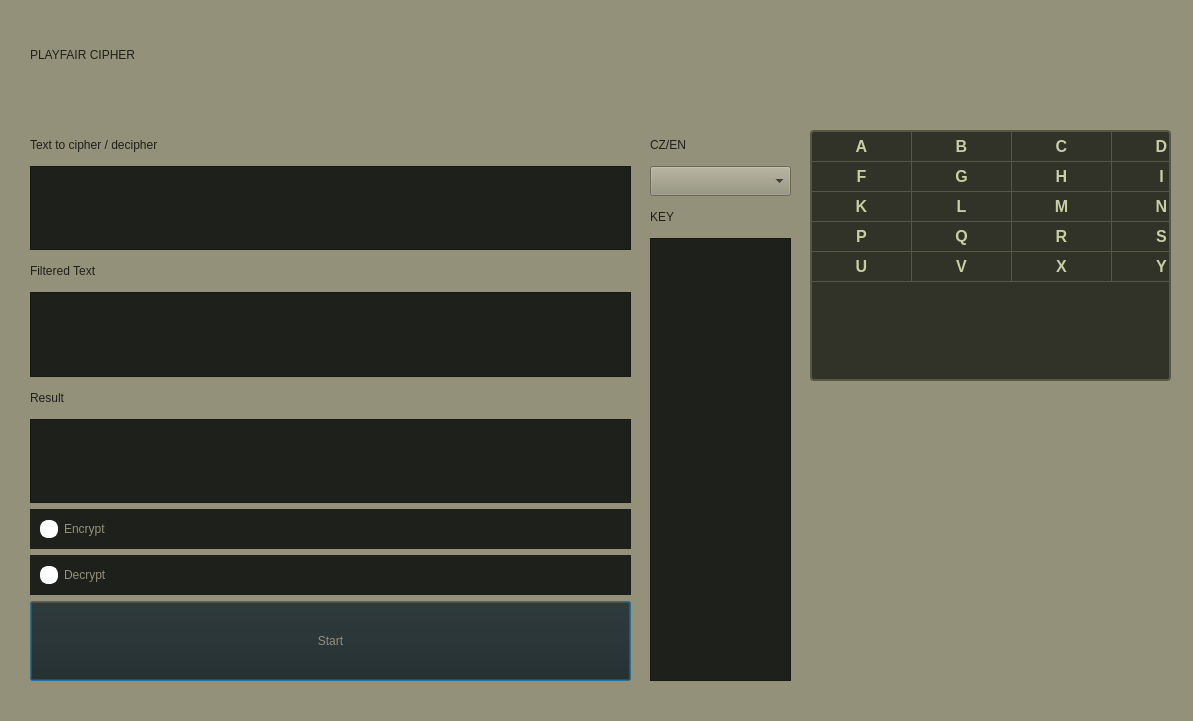
This is ADFGVX_GUI.ui in Slunko1/samuel-svancarek-ADFGVX as Qt 5 draws it before an edit. The edited form follows.
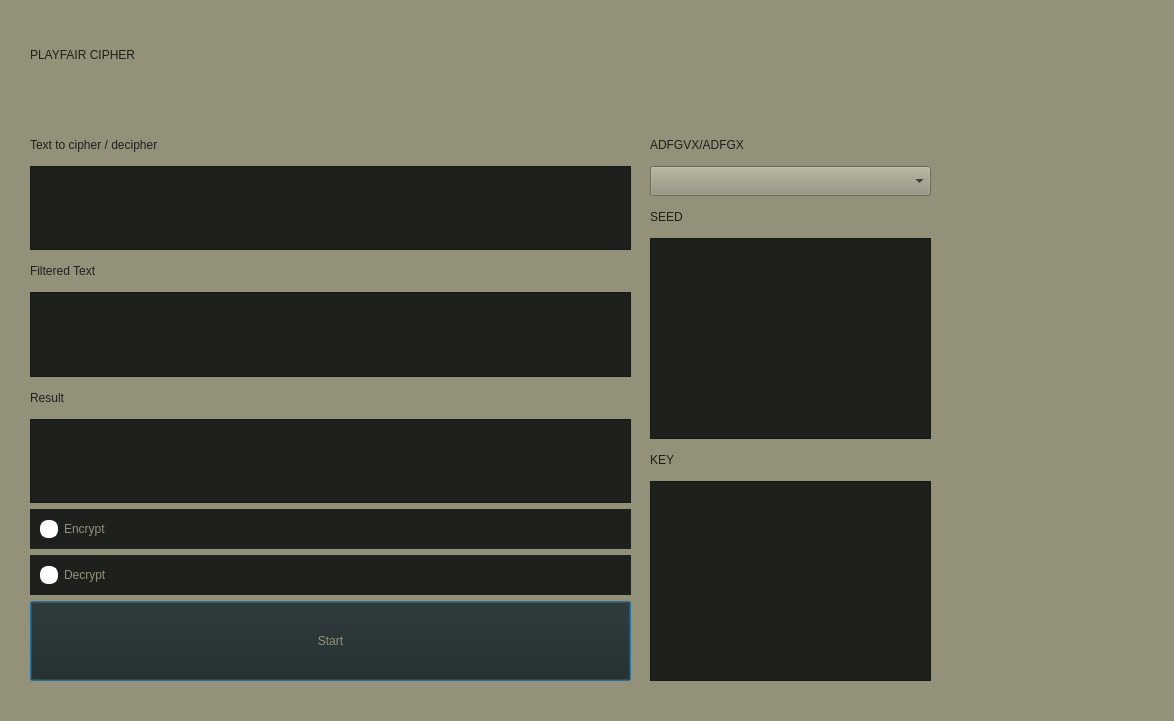
This is the edited form.

Commit message: funkcny decrypt

What changed in the file:
```diff
--- a/ADFGVX_GUI.ui
+++ b/ADFGVX_GUI.ui
@@ -6,7 +6,7 @@
    <rect>
     <x>0</x>
     <y>0</y>
-    <width>1193</width>
+    <width>1174</width>
     <height>721</height>
    </rect>
   </property>
@@ -261,7 +261,7 @@
      <rect>
       <x>650</x>
       <y>130</y>
-      <width>141</width>
+      <width>281</width>
       <height>551</height>
      </rect>
     </property>
@@ -279,7 +279,7 @@
 color:rgb(30, 32, 27);</string>
        </property>
        <property name="text">
-        <string>CZ/EN</string>
+        <string>ADFGVX/ADFGX</string>
        </property>
       </widget>
      </item>
@@ -293,6 +293,38 @@
        </property>
       </widget>
      </item>
+     <item>
+      <widget class="QLabel" name="label_7">
+       <property name="minimumSize">
+        <size>
+         <width>0</width>
+         <height>30</height>
+        </size>
+       </property>
+       <property name="styleSheet">
+        <string notr="true">font: 24pt &quot;ArcadeClassic&quot;;
+color:rgb(30, 32, 27);</string>
+       </property>
+       <property name="text">
+        <string>SEED</string>
+       </property>
+      </widget>
+     </item>
+     <item>
+      <widget class="QTextEdit" name="textEdit_Seed">
+       <property name="styleSheet">
+        <string notr="true">background-color: rgb(30, 32, 27);
+color: rgb(147, 145, 122)</string>
+       </property>
+       <property name="html">
+        <string>&lt;!DOCTYPE HTML PUBLIC &quot;-//W3C//DTD HTML 4.0//EN&quot; &quot;http://www.w3.org/TR/REC-html40/strict.dtd&quot;&gt;
+&lt;html&gt;&lt;head&gt;&lt;meta name=&quot;qrichtext&quot; content=&quot;1&quot; /&gt;&lt;style type=&quot;text/css&quot;&gt;
+p, li { white-space: pre-wrap; }
+&lt;/style&gt;&lt;/head&gt;&lt;body style=&quot; font-family:'MS Shell Dlg 2'; font-size:7.8pt; font-weight:400; font-style:normal;&quot;&gt;
+&lt;p style=&quot;-qt-paragraph-type:empty; margin-top:0px; margin-bottom:0px; margin-left:0px; margin-right:0px; -qt-block-indent:0; text-indent:0px;&quot;&gt;&lt;br /&gt;&lt;/p&gt;&lt;/body&gt;&lt;/html&gt;</string>
+       </property>
+      </widget>
+     </item>
      <item>
       <widget class="QLabel" name="label_4">
        <property name="minimumSize">
@@ -327,335 +359,6 @@
      </item>
     </layout>
    </widget>
-   <widget class="QWidget" name="widget_4" native="true">
-    <property name="geometry">
-     <rect>
-      <x>810</x>
-      <y>130</y>
-      <width>361</width>
-      <height>371</height>
-     </rect>
-    </property>
-    <widget class="QTableWidget" name="tableWidget">
-     <property name="geometry">
-      <rect>
-       <x>0</x>
-       <y>0</y>
-       <width>361</width>
-       <height>251</height>
-      </rect>
-     </property>
-     <property name="styleSheet">
-      <string notr="true">QTableWidget {
-    background-color: #313328;
-    gridline-color: #555845;
-    border: 2px solid #555845;
-    border-radius: 4px;
-    font-size: 16px;
-    font-weight: bold;
-    color: #C8CDA3;
-}
-
-QTableWidget::item {
-    text-align: center;
-    border: none;
-}
-
-QTableWidget::item:selected {
-    background-color: #424536;
-    color: #FFFFFF;
-}</string>
-     </property>
-     <property name="verticalScrollBarPolicy">
-      <enum>Qt::ScrollBarAlwaysOff</enum>
-     </property>
-     <property name="horizontalScrollBarPolicy">
-      <enum>Qt::ScrollBarAlwaysOff</enum>
-     </property>
-     <property name="sizeAdjustPolicy">
-      <enum>QAbstractScrollArea::AdjustIgnored</enum>
-     </property>
-     <attribute name="horizontalHeaderVisible">
-      <bool>false</bool>
-     </attribute>
-     <attribute name="verticalHeaderVisible">
-      <bool>false</bool>
-     </attribute>
-     <row>
-      <property name="text">
-       <string>New Row</string>
-      </property>
-     </row>
-     <row>
-      <property name="text">
-       <string>New Row</string>
-      </property>
-     </row>
-     <row>
-      <property name="text">
-       <string>New Row</string>
-      </property>
-     </row>
-     <row>
-      <property name="text">
-       <string>New Row</string>
-      </property>
-     </row>
-     <row>
-      <property name="text">
-       <string>New Row</string>
-      </property>
-     </row>
-     <column>
-      <property name="text">
-       <string/>
-      </property>
-     </column>
-     <column>
-      <property name="text">
-       <string/>
-      </property>
-     </column>
-     <column>
-      <property name="text">
-       <string/>
-      </property>
-     </column>
-     <column>
-      <property name="text">
-       <string/>
-      </property>
-     </column>
-     <column>
-      <property name="text">
-       <string/>
-      </property>
-     </column>
-     <item row="0" column="0">
-      <property name="text">
-       <string>A</string>
-      </property>
-      <property name="textAlignment">
-       <set>AlignCenter</set>
-      </property>
-     </item>
-     <item row="0" column="1">
-      <property name="text">
-       <string>B</string>
-      </property>
-      <property name="textAlignment">
-       <set>AlignCenter</set>
-      </property>
-     </item>
-     <item row="0" column="2">
-      <property name="text">
-       <string>C</string>
-      </property>
-      <property name="textAlignment">
-       <set>AlignCenter</set>
-      </property>
-     </item>
-     <item row="0" column="3">
-      <property name="text">
-       <string>D</string>
-      </property>
-      <property name="textAlignment">
-       <set>AlignCenter</set>
-      </property>
-     </item>
-     <item row="0" column="4">
-      <property name="text">
-       <string>E</string>
-      </property>
-      <property name="textAlignment">
-       <set>AlignCenter</set>
-      </property>
-     </item>
-     <item row="1" column="0">
-      <property name="text">
-       <string>F</string>
-      </property>
-      <property name="textAlignment">
-       <set>AlignCenter</set>
-      </property>
-     </item>
-     <item row="1" column="1">
-      <property name="text">
-       <string>G</string>
-      </property>
-      <property name="textAlignment">
-       <set>AlignCenter</set>
-      </property>
-     </item>
-     <item row="1" column="2">
-      <property name="text">
-       <string>H</string>
-      </property>
-      <property name="textAlignment">
-       <set>AlignCenter</set>
-      </property>
-     </item>
-     <item row="1" column="3">
-      <property name="text">
-       <string>I</string>
-      </property>
-      <property name="textAlignment">
-       <set>AlignCenter</set>
-      </property>
-     </item>
-     <item row="1" column="4">
-      <property name="text">
-       <string>J</string>
-      </property>
-      <property name="textAlignment">
-       <set>AlignCenter</set>
-      </property>
-     </item>
-     <item row="2" column="0">
-      <property name="text">
-       <string>K</string>
-      </property>
-      <property name="textAlignment">
-       <set>AlignCenter</set>
-      </property>
-     </item>
-     <item row="2" column="1">
-      <property name="text">
-       <string>L</string>
-      </property>
-      <property name="textAlignment">
-       <set>AlignCenter</set>
-      </property>
-     </item>
-     <item row="2" column="2">
-      <property name="text">
-       <string>M</string>
-      </property>
-      <property name="textAlignment">
-       <set>AlignCenter</set>
-      </property>
-     </item>
-     <item row="2" column="3">
-      <property name="text">
-       <string>N</string>
-      </property>
-      <property name="textAlignment">
-       <set>AlignCenter</set>
-      </property>
-     </item>
-     <item row="2" column="4">
-      <property name="text">
-       <string>O</string>
-      </property>
-      <property name="textAlignment">
-       <set>AlignCenter</set>
-      </property>
-     </item>
-     <item row="3" column="0">
-      <property name="text">
-       <string>P</string>
-      </property>
-      <property name="textAlignment">
-       <set>AlignCenter</set>
-      </property>
-     </item>
-     <item row="3" column="1">
-      <property name="text">
-       <string>Q</string>
-      </property>
-      <property name="textAlignment">
-       <set>AlignCenter</set>
-      </property>
-     </item>
-     <item row="3" column="2">
-      <property name="text">
-       <string>R</string>
-      </property>
-      <property name="textAlignment">
-       <set>AlignCenter</set>
-      </property>
-     </item>
-     <item row="3" column="3">
-      <property name="text">
-       <string>S</string>
-      </property>
-      <property name="textAlignment">
-       <set>AlignCenter</set>
-      </property>
-     </item>
-     <item row="3" column="4">
-      <property name="text">
-       <string>T</string>
-      </property>
-      <property name="textAlignment">
-       <set>AlignCenter</set>
-      </property>
-     </item>
-     <item row="4" column="0">
-      <property name="text">
-       <string>U</string>
-      </property>
-      <property name="textAlignment">
-       <set>AlignCenter</set>
-      </property>
-     </item>
-     <item row="4" column="1">
-      <property name="text">
-       <string>V</string>
-      </property>
-      <property name="textAlignment">
-       <set>AlignCenter</set>
-      </property>
-     </item>
-     <item row="4" column="2">
-      <property name="text">
-       <string>X</string>
-      </property>
-      <property name="textAlignment">
-       <set>AlignCenter</set>
-      </property>
-     </item>
-     <item row="4" column="3">
-      <property name="text">
-       <string>Y</string>
-      </property>
-      <property name="textAlignment">
-       <set>AlignCenter</set>
-      </property>
-     </item>
-     <item row="4" column="4">
-      <property name="text">
-       <string>Z</string>
-      </property>
-      <property name="textAlignment">
-       <set>AlignCenter</set>
-      </property>
-     </item>
-    </widget>
-   </widget>
-  </widget>
-  <widget class="QLabel" name="label_7">
-   <property name="geometry">
-    <rect>
-     <x>690</x>
-     <y>380</y>
-     <width>159</width>
-     <height>60</height>
-    </rect>
-   </property>
-   <property name="minimumSize">
-    <size>
-     <width>0</width>
-     <height>60</height>
-    </size>
-   </property>
-   <property name="styleSheet">
-    <string notr="true">font: 24pt &quot;ArcadeClassic&quot;;
-color:rgb(30, 32, 27);</string>
-   </property>
-   <property name="text">
-    <string/>
-   </property>
   </widget>
  </widget>
  <resources/>
```
The commit also changes 2 other files.
